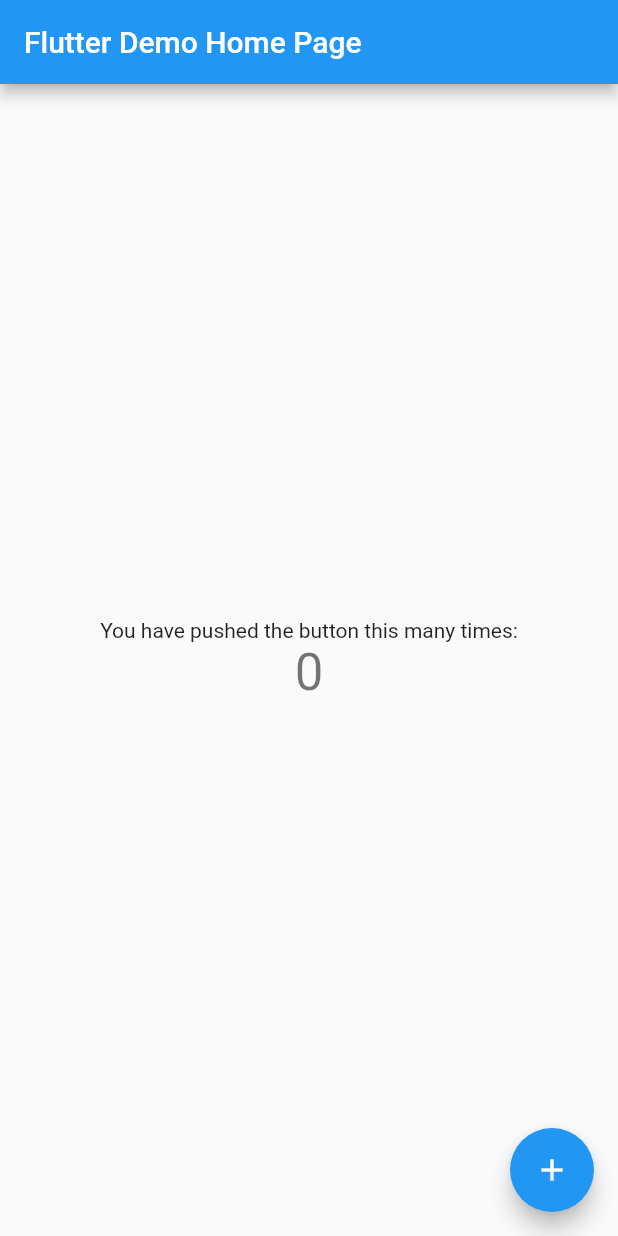
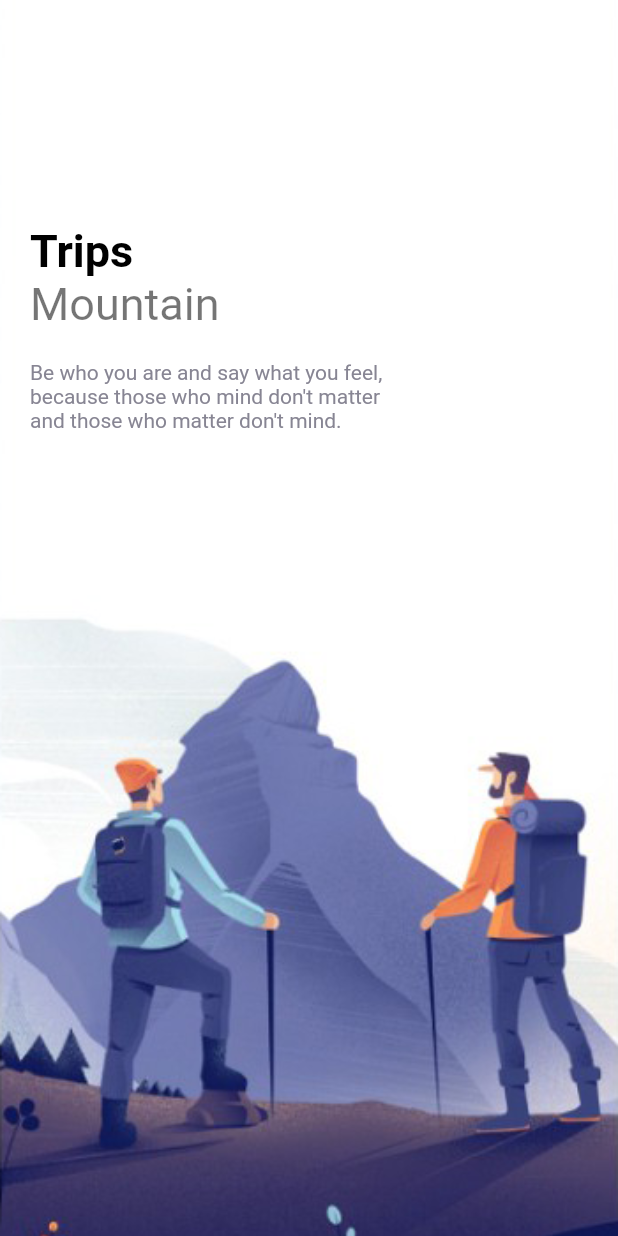
Before and after one commit to lukechoi14/tenth_flutter_app, a Flutter app: the screen it shows after launch, on a phone screen of 412 x 824 dp. Run offline on Flutter 3.47's test engine with Material 2 defaults, Android fonts, the phone set to English and light mode, and no system bars.

Commit message:
app_text/app_large_text widget

```diff
--- a/lib/main.dart
+++ b/lib/main.dart
@@ -1,4 +1,5 @@
 import 'package:flutter/material.dart';
+import 'package:tenth_flutter_app/pages/welcome_page.dart';
 
 void main() {
   runApp(const MyApp());
@@ -13,103 +14,10 @@ class MyApp extends StatelessWidget {
     return MaterialApp(
       title: 'Flutter Demo',
       theme: ThemeData(
-        // This is the theme of your application.
-        //
-        // Try running your application with "flutter run". You'll see the
-        // application has a blue toolbar. Then, without quitting the app, try
-        // changing the primarySwatch below to Colors.green and then invoke
-        // "hot reload" (press "r" in the console where you ran "flutter run",
-        // or simply save your changes to "hot reload" in a Flutter IDE).
-        // Notice that the counter didn't reset back to zero; the application
-        // is not restarted.
+
         primarySwatch: Colors.blue,
       ),
-      home: const MyHomePage(title: 'Flutter Demo Home Page'),
+      home: const WelcomePage()
     );
   }
 }
-
-class MyHomePage extends StatefulWidget {
-  const MyHomePage({Key? key, required this.title}) : super(key: key);
-
-  // This widget is the home page of your application. It is stateful, meaning
-  // that it has a State object (defined below) that contains fields that affect
-  // how it looks.
-
-  // This class is the configuration for the state. It holds the values (in this
-  // case the title) provided by the parent (in this case the App widget) and
-  // used by the build method of the State. Fields in a Widget subclass are
-  // always marked "final".
-
-  final String title;
-
-  @override
-  State<MyHomePage> createState() => _MyHomePageState();
-}
-
-class _MyHomePageState extends State<MyHomePage> {
-  int _counter = 0;
-
-  void _incrementCounter() {
-    setState(() {
-      // This call to setState tells the Flutter framework that something has
-      // changed in this State, which causes it to rerun the build method below
-      // so that the display can reflect the updated values. If we changed
-      // _counter without calling setState(), then the build method would not be
-      // called again, and so nothing would appear to happen.
-      _counter++;
-    });
-  }
-
-  @override
-  Widget build(BuildContext context) {
-    // This method is rerun every time setState is called, for instance as done
-    // by the _incrementCounter method above.
-    //
-    // The Flutter framework has been optimized to make rerunning build methods
-    // fast, so that you can just rebuild anything that needs updating rather
-    // than having to individually change instances of widgets.
-    return Scaffold(
-      appBar: AppBar(
-        // Here we take the value from the MyHomePage object that was created by
-        // the App.build method, and use it to set our appbar title.
-        title: Text(widget.title),
-      ),
-      body: Center(
-        // Center is a layout widget. It takes a single child and positions it
-        // in the middle of the parent.
-        child: Column(
-          // Column is also a layout widget. It takes a list of children and
-          // arranges them vertically. By default, it sizes itself to fit its
-          // children horizontally, and tries to be as tall as its parent.
-          //
-          // Invoke "debug painting" (press "p" in the console, choose the
-          // "Toggle Debug Paint" action from the Flutter Inspector in Android
-          // Studio, or the "Toggle Debug Paint" command in Visual Studio Code)
-          // to see the wireframe for each widget.
-          //
-          // Column has various properties to control how it sizes itself and
-          // how it positions its children. Here we use mainAxisAlignment to
-          // center the children vertically; the main axis here is the vertical
-          // axis because Columns are vertical (the cross axis would be
-          // horizontal).
-          mainAxisAlignment: MainAxisAlignment.center,
-          children: <Widget>[
-            const Text(
-              'You have pushed the button this many times:',
-            ),
-            Text(
-              '$_counter',
-              style: Theme.of(context).textTheme.headline4,
-            ),
-          ],
-        ),
-      ),
-      floatingActionButton: FloatingActionButton(
-        onPressed: _incrementCounter,
-        tooltip: 'Increment',
-        child: const Icon(Icons.add),
-      ), // This trailing comma makes auto-formatting nicer for build methods.
-    );
-  }
-}
--- /dev/null
+++ b/lib/misc/colors.dart
@@ -0,0 +1,11 @@
+import 'dart:ui';
+
+class AppColors{
+  static final Color textColor1= Color(0xFF989acd);
+  static final Color textColor2 = Color(0xFF878593);
+  static final Color bigTextColor=Color(0xFF2e2e31);
+  static final Color mainColor= Color(0xFF5d69b3);
+  static final Color starColor = Color(0xFFe7bb4e);
+  static final Color mainTextColor = Color(0xFFababad);
+  static final Color buttonBackground = Color(0xFFf1f1f9);
+}
--- /dev/null
+++ b/lib/pages/welcome_page.dart
@@ -0,0 +1,63 @@
+import 'package:flutter/cupertino.dart';
+import 'package:flutter/material.dart';
+import 'package:tenth_flutter_app/misc/colors.dart';
+import 'package:tenth_flutter_app/widgets/app_large_text.dart';
+import 'package:tenth_flutter_app/widgets/app_text.dart';
+
+class WelcomePage extends StatefulWidget {
+  const WelcomePage({Key? key}) : super(key: key);
+
+  @override
+  _WelcomePageState createState() => _WelcomePageState();
+}
+
+class _WelcomePageState extends State<WelcomePage> {
+  List images = [
+    "welcome-one.png",
+    "welcome-two.png",
+    "welcome-three.png"
+  ];
+  @override
+  Widget build(BuildContext context) {
+    return Scaffold(
+      body: PageView.builder(
+          scrollDirection: Axis.vertical,
+          itemCount: images.length,
+          itemBuilder: (_, index) {
+            return Container(
+              width: double.maxFinite,
+              height: double.maxFinite,
+              decoration: BoxDecoration(
+                image: DecorationImage(
+                  image: AssetImage(
+                    "img/"+images[index]
+                  ),
+                  fit: BoxFit.cover
+                )
+              ),
+              child: Container(
+                margin: const EdgeInsets.only(top:150,left: 20,right: 20),
+                child: Row(
+                  children: [
+                    Column(
+                      crossAxisAlignment: CrossAxisAlignment.start,
+                      children: [
+                        AppLargeText(text: "Trips"),
+                        AppText(size: 30, text: "Mountain"),
+                        SizedBox(height: 20,),
+                        Container(
+                          width: 250,
+                        child:AppText(size: 14, text: "Be who you are and say what you feel, because those who mind don't matter and those who matter don't mind.",
+                          color: AppColors.textColor2,),
+                        )
+                      ],
+                    )
+                  ],
+                ),
+              ),
+            );
+
+      }),
+    );
+  }
+}
--- /dev/null
+++ b/lib/widgets/app_large_text.dart
@@ -0,0 +1,21 @@
+import 'package:flutter/cupertino.dart';
+import 'package:flutter/material.dart';
+
+class AppLargeText extends StatelessWidget {
+  double size;
+  final String text;
+  final Color color;
+  AppLargeText({Key? key, this.size = 30, required this.text, this.color =Colors.black}) : super(key: key);
+
+  @override
+  Widget build(BuildContext context) {
+    return Text(
+      text,
+      style: TextStyle(
+        fontSize: size,
+        color: color,
+        fontWeight: FontWeight.bold
+      ),
+    );
+  }
+}
--- /dev/null
+++ b/lib/widgets/app_text.dart
@@ -0,0 +1,21 @@
+import 'package:flutter/cupertino.dart';
+import 'package:flutter/material.dart';
+
+class AppText extends StatelessWidget {
+  double size;
+  final String text;
+  final Color color;
+  AppText({Key? key, required this.size, required this.text, this.color =Colors.black54}) : super(key: key);
+
+  @override
+  Widget build(BuildContext context) {
+    return Text(
+      text,
+      style: TextStyle(
+          fontSize: size,
+          color: color,
+
+      ),
+    );
+  }
+}
--- a/pubspec.yaml
+++ b/pubspec.yaml
@@ -59,7 +59,7 @@ flutter:
 
   # To add assets to your application, add an assets section, like this:
   assets:
-    - img
+    - img/
   #   - images/a_dot_ham.jpeg
 
   # An image asset can refer to one or more resolution-specific "variants", see
```
